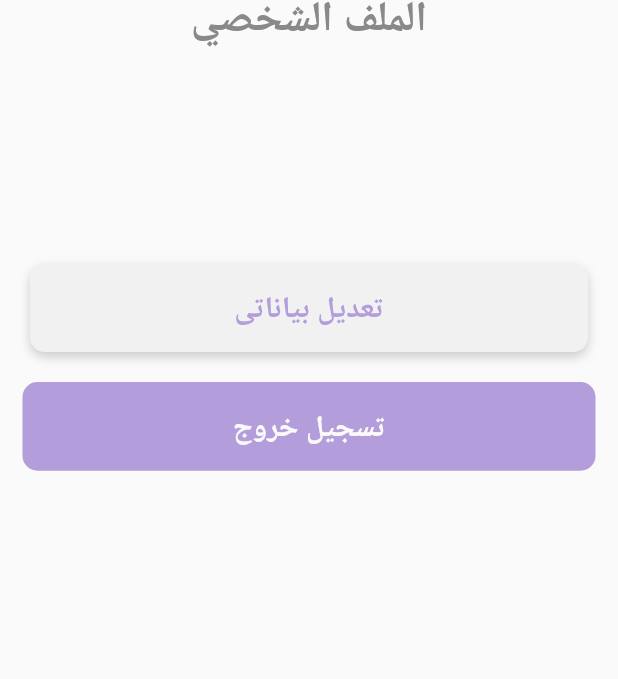
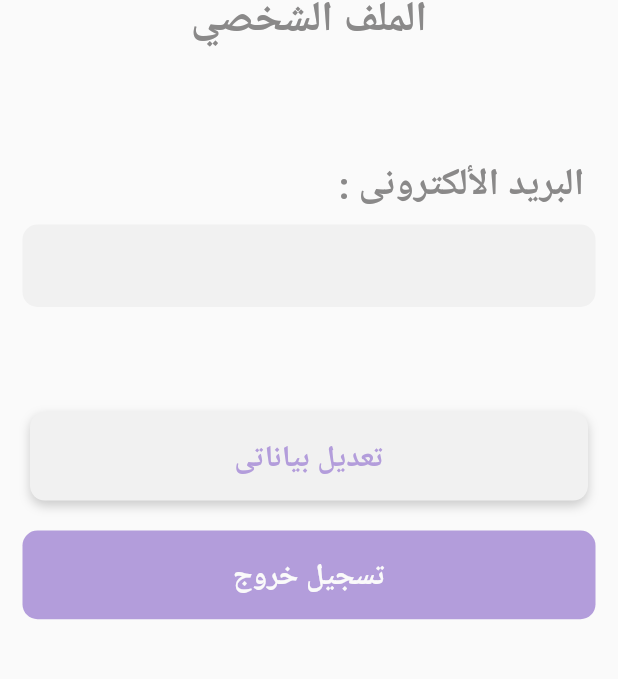
Before and after one commit to EbrahimMShaaban/librarydalel, a Flutter app: the ProfileScreen screen opened directly, after a tap on "تسجيل خروج", on a phone screen of 412 x 824 dp, the part 188-867 px from its top. Run offline on Flutter 3.47's test engine with Material 2 defaults, Android fonts, the light colour scheme and no system bars; our stand-ins replace awesome_dialog, cloud_firestore, firebase_auth, firebase_core, firebase_storage, fluttertoast and 2 more; accounts and stored records are empty; Roboto replaces fonts that are missing (Tajawal).

Commit message:
- get user data from firebase

```diff
--- a/lib/screens/user/profile_screen/View.dart
+++ b/lib/screens/user/profile_screen/View.dart
@@ -5,6 +5,7 @@
 import 'package:firebase_auth/firebase_auth.dart';
 import 'package:flutter/material.dart';
 import 'package:librarydalel/constant/styles.dart';
+import 'package:librarydalel/screens/user/profile_screen/user_item.dart';
 import 'package:librarydalel/widgets/button/flatbuton.dart';
 import 'package:librarydalel/widgets/logo.dart';
 
@@ -23,16 +24,17 @@
   final email = FirebaseAuth.instance.currentUser!.email;
 
   getUserName() async {
-    FirebaseFirestore.instance
+    //create instance from firebase firestore --> single tone
+     await FirebaseFirestore.instance
+     //go to (user) collection in fire store
         .collection('users')
-        .doc(( FirebaseAuth.instance.currentUser!).uid)
+     //get all docs and make for loop in it and get what i need ==> userid == my unique id
+        .where('userid', isEqualTo: (FirebaseAuth.instance.currentUser!).uid)
+     // get it
         .get()
         .then((value) {
-      setState(() {
-        var _userName = value.data()!['username'];
-        print(_userName);
-        print('==========================');
-      });
+          //this return a list of query snapshot , but it include a one item - because the firebase uid is unique for each user -
+      print(value.docs[0]['email']);
     });
   }
 
@@ -46,10 +48,11 @@
   @override
   Widget build(BuildContext context) {
     return Scaffold(
-        body: FutureBuilder<DocumentSnapshot>(
+        body: FutureBuilder<QuerySnapshot>(
             future: FirebaseFirestore.instance
                 .collection('users')
-                .doc(( FirebaseAuth.instance.currentUser!).uid)
+                .where('userid',
+                    isEqualTo: (FirebaseAuth.instance.currentUser!).uid)
                 .get(),
             builder: (context, snapshot) {
               if (snapshot.hasData) {
@@ -70,8 +73,8 @@
                     ),
                     const SizedBox(height: 50),
                     const SizedBox(height: 30),
-                    // UserItem(" : البريد الألكترونى  ",
-                    //     textContainer: snapshot.data!['username'].toString()),
+                    UserItem(" : البريد الألكترونى  ",
+                        textContainer: snapshot.data!.docs[0]['username'].toString()),
                     const SizedBox(height: 70),
                     EditButton("تعديل بياناتى", onTap: () {
                       Navigator.push(
@@ -81,7 +84,7 @@
                     }),
                     const SizedBox(height: 20),
                     Buton("تسجيل خروج", onTap: () {
-                      print(snapshot.data!['username']);
+                      print(snapshot.data!.docs[0]['username']);
                       // Navigator.pushReplacement(context,
                       //     MaterialPageRoute(builder: (context) => LogInScreen()));
                     }),
```
Also changed, not shown: pubspec.lock, 2 other files.
